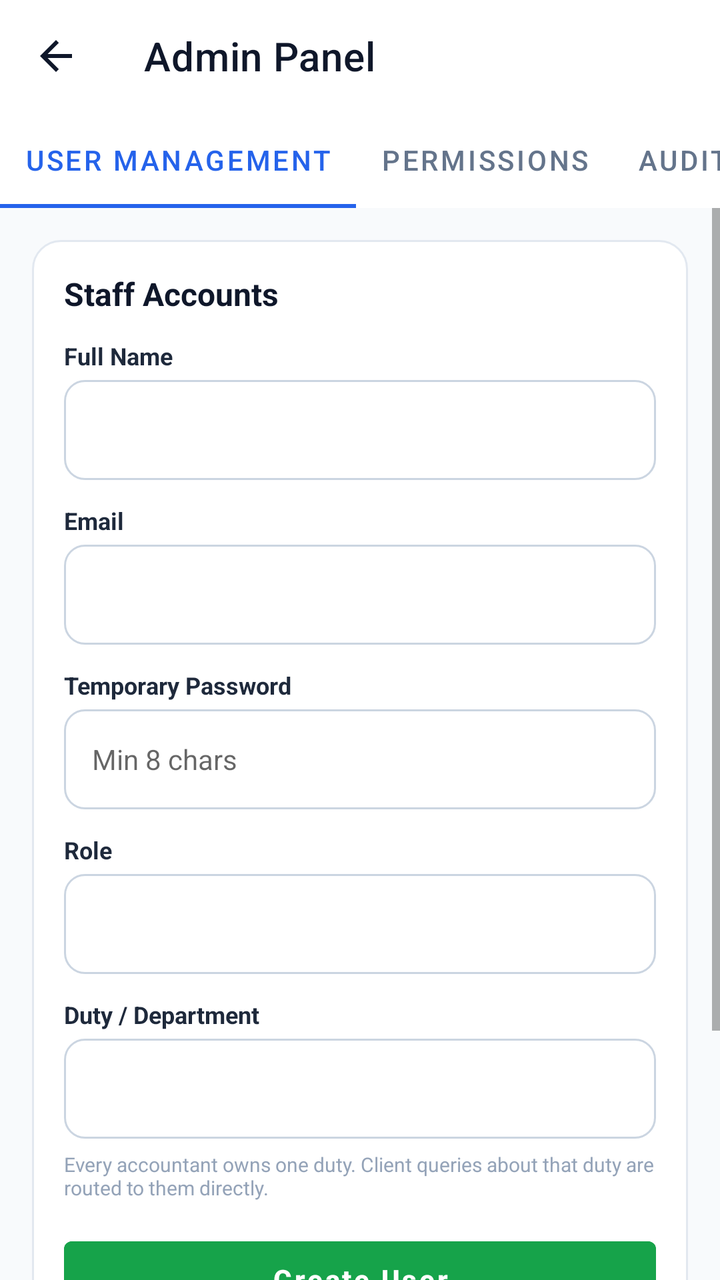
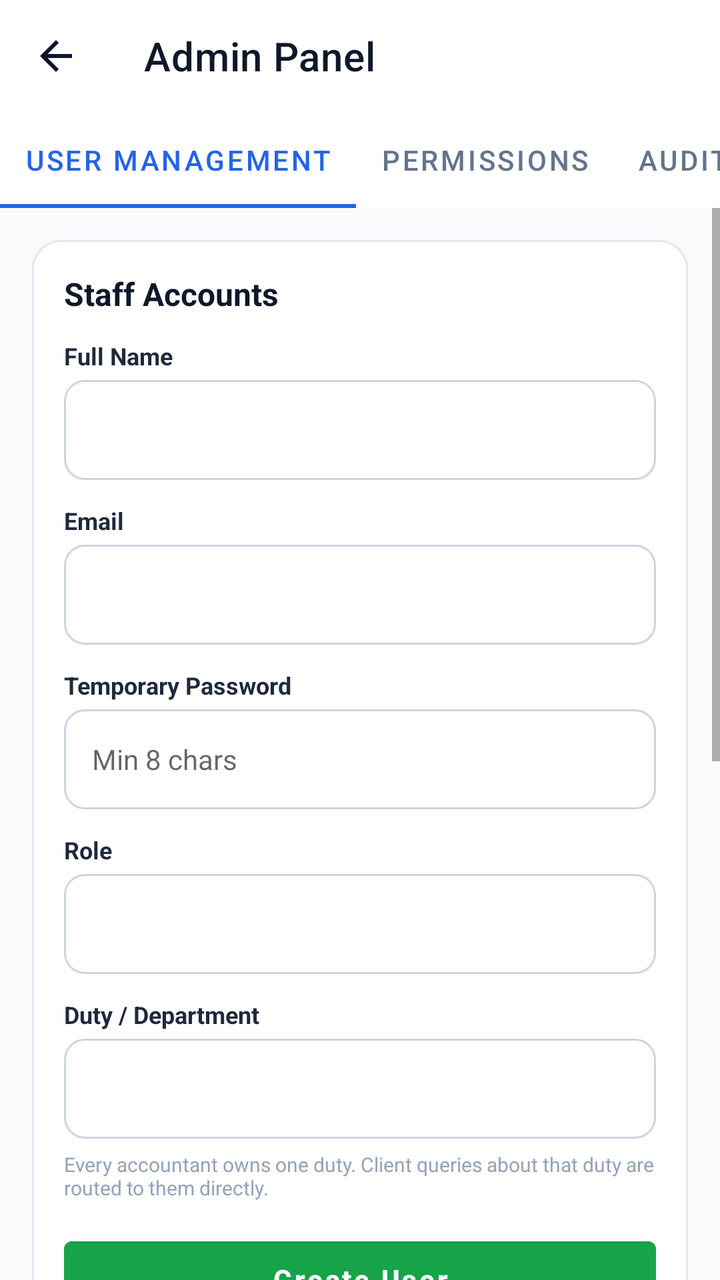

Screens rendered from an Android XML layout before and after an edit, with the pre-edit source and the edit as a unified diff.
<!-- AndroidManifest.xml: application theme Theme.ApexLedger -->
<!-- res/layout/activity_admin_panel.xml -->
<?xml version="1.0" encoding="utf-8"?>
<LinearLayout xmlns:android="http://schemas.android.com/apk/res/android"
    xmlns:app="http://schemas.android.com/apk/res-auto"
    android:layout_width="match_parent"
    android:layout_height="match_parent"
    android:orientation="vertical"
    android:background="@color/gray_50">

    <com.google.android.material.appbar.MaterialToolbar
        android:id="@+id/toolbar"
        android:layout_width="match_parent"
        android:layout_height="?attr/actionBarSize"
        android:background="@color/white"
        app:titleTextColor="@color/navy"
        app:navigationIcon="@drawable/ic_back_arrow"
        app:title="Admin Panel" />

    <com.google.android.material.tabs.TabLayout
        android:id="@+id/tabLayout"
        android:layout_width="match_parent"
        android:layout_height="wrap_content"
        android:background="@color/white"
        app:tabTextColor="@color/gray_500"
        app:tabSelectedTextColor="@color/primary"
        app:tabIndicatorColor="@color/primary"
        app:tabMode="scrollable">

        <com.google.android.material.tabs.TabItem
            android:layout_width="wrap_content"
            android:layout_height="wrap_content"
            android:text="User Management" />

        <com.google.android.material.tabs.TabItem
            android:layout_width="wrap_content"
            android:layout_height="wrap_content"
            android:text="Permissions" />

        <com.google.android.material.tabs.TabItem
            android:layout_width="wrap_content"
            android:layout_height="wrap_content"
            android:text="Audit Log" />

        <com.google.android.material.tabs.TabItem
            android:layout_width="wrap_content"
            android:layout_height="wrap_content"
            android:text="System Health" />

    </com.google.android.material.tabs.TabLayout>

    <ScrollView
        android:layout_width="match_parent"
        android:layout_height="match_parent">

        <FrameLayout
            android:layout_width="match_parent"
            android:layout_height="wrap_content">

            
            <LinearLayout
                android:id="@+id/sectionUserManagement"
                android:layout_width="match_parent"
                android:layout_height="wrap_content"
                android:orientation="vertical"
                android:padding="16dp"
                android:visibility="visible">

                <LinearLayout
                    android:layout_width="match_parent"
                    android:layout_height="wrap_content"
                    android:orientation="vertical"
                    android:background="@drawable/bg_card_stroke"
                    android:padding="16dp"
                    android:layout_marginBottom="16dp">

                    <TextView
                        android:layout_width="wrap_content"
                        android:layout_height="wrap_content"
                        android:text="Staff Accounts"
                        android:textColor="@color/navy"
                        android:textStyle="bold"
                        android:textSize="16sp"
                        android:layout_marginBottom="12dp" />

                    <TextView android:text="Full Name" android:textColor="@color/navy_700" android:textStyle="bold" android:textSize="12sp" android:layout_width="wrap_content" android:layout_height="wrap_content" />
                    <EditText
                        android:id="@+id/etStaffName"
                        android:layout_width="match_parent"
                        android:layout_height="50dp"
                        android:background="@drawable/bg_input_field"
                        android:paddingStart="14dp" android:paddingEnd="14dp"
                        android:textSize="14sp"
                        android:layout_marginTop="4dp" android:layout_marginBottom="12dp" />

                    <TextView android:text="Email" android:textColor="@color/navy_700" android:textStyle="bold" android:textSize="12sp" android:layout_width="wrap_content" android:layout_height="wrap_content" />
                    <EditText
                        android:id="@+id/etStaffEmail"
                        android:layout_width="match_parent"
                        android:layout_height="50dp"
                        android:background="@drawable/bg_input_field"
                        android:paddingStart="14dp" android:paddingEnd="14dp"
                        android:inputType="textEmailAddress"
                        android:textSize="14sp"
                        android:layout_marginTop="4dp" android:layout_marginBottom="12dp" />

                    <TextView android:text="Temporary Password" android:textColor="@color/navy_700" android:textStyle="bold" android:textSize="12sp" android:layout_width="wrap_content" android:layout_height="wrap_content" />
                    <EditText
                        android:id="@+id/etStaffPassword"
                        android:layout_width="match_parent"
                        android:layout_height="50dp"
                        android:background="@drawable/bg_input_field"
                        android:paddingStart="14dp" android:paddingEnd="14dp"
                        android:inputType="textPassword"
                        android:hint="Min 8 chars"
                        android:textSize="14sp"
                        android:layout_marginTop="4dp" android:layout_marginBottom="12dp" />

                    <TextView android:text="Role" android:textColor="@color/navy_700" android:textStyle="bold" android:textSize="12sp" android:layout_width="wrap_content" android:layout_height="wrap_content" />
                    <Spinner
                        android:id="@+id/spinnerRole"
                        android:layout_width="match_parent"
                        android:layout_height="50dp"
                        android:background="@drawable/bg_input_field"
                        android:layout_marginTop="4dp" android:layout_marginBottom="12dp" />

                    <TextView android:text="Duty / Department" android:textColor="@color/navy_700" android:textStyle="bold" android:textSize="12sp" android:layout_width="wrap_content" android:layout_height="wrap_content" />
                    <Spinner
                        android:id="@+id/spinnerDepartment"
                        android:layout_width="match_parent"
                        android:layout_height="50dp"
                        android:background="@drawable/bg_input_field"
                        android:layout_marginTop="4dp" android:layout_marginBottom="6dp" />

                    <TextView
                        android:layout_width="wrap_content"
                        android:layout_height="wrap_content"
                        android:text="Every accountant owns one duty. Client queries about that duty are routed to them directly."
                        android:textColor="@color/gray_400"
                        android:textSize="10sp"
                        android:layout_marginBottom="14dp" />

                    <com.google.android.material.button.MaterialButton
                        android:id="@+id/btnCreateStaff"
                        android:layout_width="match_parent"
                        android:layout_height="50dp"
                        android:text="Create User"
                        android:textAllCaps="false"
                        android:textStyle="bold"
                        android:backgroundTint="@color/success" />

                    <TextView
                        android:id="@+id/tvStatus"
                        android:layout_width="wrap_content"
                        android:layout_height="wrap_content"
                        android:layout_gravity="center_horizontal"
                        android:layout_marginTop="12dp"
                        android:textColor="@color/danger_dark"
                        android:textSize="13sp" />

                </LinearLayout>

                <LinearLayout
                    android:layout_width="match_parent"
                    android:layout_height="wrap_content"
                    android:orientation="vertical"
                    android:background="@drawable/bg_card_stroke"
                    android:padding="16dp">

                    <TextView
                        android:layout_width="wrap_content"
                        android:layout_height="wrap_content"
                        android:text="All Staff"
                        android:textColor="@color/navy"
                        android:textStyle="bold"
                        android:textSize="15sp"
                        android:layout_marginBottom="8dp" />

                    <androidx.recyclerview.widget.RecyclerView
                        android:id="@+id/rvStaff"
                        android:layout_width="match_parent"
                        android:layout_height="wrap_content"
                        android:nestedScrollingEnabled="false" />

                </LinearLayout>

            </LinearLayout>

            
            <LinearLayout
                android:id="@+id/sectionPermissions"
                android:layout_width="match_parent"
                android:layout_height="wrap_content"
                android:orientation="vertical"
                android:padding="16dp"
                android:visibility="gone">

                <LinearLayout
                    android:layout_width="match_parent"
                    android:layout_height="wrap_content"
                    android:orientation="vertical"
                    android:background="@drawable/bg_card_stroke"
                    android:padding="16dp">

                    <TextView
                        android:layout_width="wrap_content"
                        android:layout_height="wrap_content"
                        android:text="Permissions Matrix"
                        android:textColor="@color/navy"
                        android:textStyle="bold"
                        android:textSize="16sp"
                        android:layout_marginBottom="6dp" />

                    <TextView
                        android:layout_width="match_parent"
                        android:layout_height="wrap_content"
                        android:text="Role-based access control. Client queries route straight to the responsible accountant by duty — Admin is not a required step in that path."
                        android:textColor="@color/gray_500"
                        android:textSize="12sp"
                        android:layout_marginBottom="12dp" />

                    <androidx.recyclerview.widget.RecyclerView
                        android:id="@+id/rvPermissions"
                        android:layout_width="match_parent"
                        android:layout_height="wrap_content"
                        android:nestedScrollingEnabled="false" />

                </LinearLayout>

            </LinearLayout>

            
            <LinearLayout
                android:id="@+id/sectionAuditLog"
                android:layout_width="match_parent"
                android:layout_height="wrap_content"
                android:orientation="vertical"
                android:padding="16dp"
                android:visibility="gone">

                <LinearLayout
                    android:layout_width="match_parent"
                    android:layout_height="wrap_content"
                    android:orientation="vertical"
                    android:background="@drawable/bg_card_stroke"
                    android:padding="16dp">

                    <LinearLayout
                        android:layout_width="match_parent"
                        android:layout_height="wrap_content"
                        android:orientation="horizontal"
                        android:gravity="center_vertical"
                        android:layout_marginBottom="8dp">

                        <TextView
                            android:layout_width="0dp"
                            android:layout_weight="1"
                            android:layout_height="wrap_content"
                            android:text="Audit Log"
                            android:textColor="@color/navy"
                            android:textStyle="bold"
                            android:textSize="16sp" />

                        <TextView
                            android:layout_width="wrap_content"
                            android:layout_height="wrap_content"
                            android:text="Last 40 events"
                            android:textColor="@color/gray_400"
                            android:textSize="11sp" />
                    </LinearLayout>

                    <TextView
                        android:id="@+id/tvAuditEmptyState"
                        android:layout_width="match_parent"
                        android:layout_height="wrap_content"
                        android:text="No audit events recorded yet"
                        android:textColor="@color/gray_500"
                        android:textSize="13sp"
                        android:gravity="center"
                        android:padding="24dp"
                        android:visibility="gone" />

                    <androidx.recyclerview.widget.RecyclerView
                        android:id="@+id/rvAuditLog"
                        android:layout_width="match_parent"
                        android:layout_height="wrap_content"
                        android:nestedScrollingEnabled="false" />

                </LinearLayout>

            </LinearLayout>

            
            <LinearLayout
                android:id="@+id/sectionSystemHealth"
                android:layout_width="match_parent"
                android:layout_height="wrap_content"
                android:orientation="vertical"
                android:padding="16dp"
                android:visibility="gone">

                <LinearLayout
                    android:layout_width="match_parent"
                    android:layout_height="wrap_content"
                    android:orientation="horizontal">

                    <include layout="@layout/item_stat_card" android:id="@+id/statStorageUsed" />
                    <include layout="@layout/item_stat_card" android:id="@+id/statActiveClientsHealth" />
                </LinearLayout>

                <LinearLayout
                    android:layout_width="match_parent"
                    android:layout_height="wrap_content"
                    android:orientation="horizontal">

                    <include layout="@layout/item_stat_card" android:id="@+id/statActiveStaff" />
                    <include layout="@layout/item_stat_card" android:id="@+id/statDocsPending" />
                </LinearLayout>

                <LinearLayout
                    android:layout_width="match_parent"
                    android:layout_height="wrap_content"
                    android:orientation="horizontal">

                    <include layout="@layout/item_stat_card" android:id="@+id/statFailedLogins" />
                    <include layout="@layout/item_stat_card" android:id="@+id/statAuditEvents" />
                </LinearLayout>

                <LinearLayout
                    android:layout_width="match_parent"
                    android:layout_height="wrap_content"
                    android:orientation="vertical"
                    android:background="@drawable/bg_card_stroke"
                    android:padding="16dp"
                    android:layout_marginTop="12dp">

                    <TextView
                        android:layout_width="wrap_content"
                        android:layout_height="wrap_content"
                        android:text="Service Status"
                        android:textColor="@color/navy"
                        android:textStyle="bold"
                        android:textSize="16sp"
                        android:layout_marginBottom="10dp" />

                    <androidx.recyclerview.widget.RecyclerView
                        android:id="@+id/rvServiceStatus"
                        android:layout_width="match_parent"
                        android:layout_height="wrap_content"
                        android:nestedScrollingEnabled="false" />

                </LinearLayout>

            </LinearLayout>

        </FrameLayout>
    </ScrollView>

</LinearLayout>
<!-- res/layout/item_stat_card.xml (included above) -->
<?xml version="1.0" encoding="utf-8"?>
<LinearLayout xmlns:android="http://schemas.android.com/apk/res/android"
    android:layout_width="0dp"
    android:layout_height="wrap_content"
    android:layout_weight="1"
    android:layout_margin="6dp"
    android:orientation="horizontal"
    android:background="@drawable/bg_card_stroke">

    <View
        android:id="@+id/statAccentBar"
        android:layout_width="4dp"
        android:layout_height="match_parent"
        android:background="@color/primary" />

    <LinearLayout
        android:layout_width="0dp"
        android:layout_height="wrap_content"
        android:layout_weight="1"
        android:orientation="vertical"
        android:padding="14dp">

        <TextView
            android:id="@+id/tvStatLabel"
            android:layout_width="wrap_content"
            android:layout_height="wrap_content"
            android:text="Documents"
            android:textColor="@color/gray_500"
            android:textSize="12sp"
            android:textStyle="bold" />

        <TextView
            android:id="@+id/tvStatValue"
            android:layout_width="wrap_content"
            android:layout_height="wrap_content"
            android:text="0"
            android:textColor="@color/navy"
            android:textStyle="bold"
            android:textSize="24sp"
            android:layout_marginTop="4dp" />

    </LinearLayout>
</LinearLayout>
<!-- resources referenced by this layout -->
<resources>
  <color name="danger_dark">#DC2626</color>
  <color name="gray_400">#94A3B8</color>
  <color name="gray_50">#F8FAFC</color>
  <color name="gray_500">#64748B</color>
  <color name="navy">#0F172A</color>
  <color name="navy_700">#1E293B</color>
  <color name="primary">#2563EB</color>
  <color name="success">#16A34A</color>
  <color name="white">#FFFFFF</color>
  <!-- drawable bg_card_stroke (drawable) -->
  <?xml version="1.0" encoding="utf-8"?>
  <shape xmlns:android="http://schemas.android.com/apk/res/android" android:shape="rectangle">
      <corners android:radius="14dp" />
      <solid android:color="@color/white" />
      <stroke android:width="1dp" android:color="@color/gray_200" />
  </shape>
  <!-- drawable bg_input_field (drawable) -->
  <?xml version="1.0" encoding="utf-8"?>
  <shape xmlns:android="http://schemas.android.com/apk/res/android"
      android:shape="rectangle">
      <corners android:radius="10dp" />
      <solid android:color="@color/white" />
      <stroke android:width="1dp" android:color="@color/gray_300" />
  </shape>
  <!-- drawable ic_back_arrow (drawable) -->
  <vector xmlns:android="http://schemas.android.com/apk/res/android"
      android:width="24dp"
      android:height="24dp"
      android:viewportWidth="24"
      android:viewportHeight="24"
      android:tint="@color/navy">
      <path
          android:fillColor="@android:color/white"
          android:pathData="M20,11H7.83l5.59,-5.59L12,4l-8,8 8,8 1.41,-1.41L7.83,13H20v-2z"/>
  </vector>
  <style name="Theme.ApexLedger" parent="Theme.MaterialComponents.DayNight.NoActionBar">
          <item name="colorPrimary">@color/primary</item>
          <item name="colorPrimaryDark">@color/primary_dark</item>
          <item name="colorAccent">@color/success</item>
          <item name="android:windowBackground">@color/background</item>
          <item name="android:statusBarColor">@color/navy</item>
          <item name="android:navigationBarColor">@color/white</item>
      </style>
  <color name="gray_200">#E2E8F0</color>
  <color name="gray_300">#CBD5E1</color>
  <color name="primary_dark">#1D4ED8</color>
  <color name="background">@color/gray_50</color>
</resources>

<!-- the commit's change to res/layout/activity_admin_panel.xml (unified diff, before → after) -->
@@ -176,6 +176,66 @@
 
                     <androidx.recyclerview.widget.RecyclerView
                         android:id="@+id/rvStaff"
+                        android:layout_width="match_parent"
+                        android:layout_height="wrap_content"
+                        android:nestedScrollingEnabled="false" />
+
+                </LinearLayout>
+
+                <LinearLayout
+                    android:layout_width="match_parent"
+                    android:layout_height="wrap_content"
+                    android:orientation="vertical"
+                    android:background="@drawable/bg_card_stroke"
+                    android:padding="16dp"
+                    android:layout_marginTop="16dp">
+
+                    <TextView
+                        android:layout_width="wrap_content"
+                        android:layout_height="wrap_content"
+                        android:text="Assign Client to Accountant"
+                        android:textColor="@color/navy"
+                        android:textStyle="bold"
+                        android:textSize="16sp"
+                        android:layout_marginBottom="12dp" />
+
+                    <TextView android:text="Client" android:textColor="@color/navy_700" android:textStyle="bold" android:textSize="12sp" android:layout_width="wrap_content" android:layout_height="wrap_content" />
+                    <Spinner
+                        android:id="@+id/spinnerAssignClient"
+                        android:layout_width="match_parent"
+                        android:layout_height="50dp"
+                        android:background="@drawable/bg_input_field"
+                        android:layout_marginTop="4dp" android:layout_marginBottom="12dp" />
+
+                    <TextView android:text="Assign to Accountant" android:textColor="@color/navy_700" android:textStyle="bold" android:textSize="12sp" android:layout_width="wrap_content" android:layout_height="wrap_content" />
+                    <Spinner
+                        android:id="@+id/spinnerAssignAccountant"
+                        android:layout_width="match_parent"
+                        android:layout_height="50dp"
+                        android:background="@drawable/bg_input_field"
+                        android:layout_marginTop="4dp" android:layout_marginBottom="14dp" />
+
+                    <com.google.android.material.button.MaterialButton
+                        android:id="@+id/btnAssignClient"
+                        android:layout_width="match_parent"
+                        android:layout_height="50dp"
+                        android:text="Assign"
+                        android:textAllCaps="false"
+                        android:textStyle="bold"
+                        android:backgroundTint="@color/primary"
+                        android:layout_marginBottom="14dp" />
+
+                    <TextView
+                        android:layout_width="wrap_content"
+                        android:layout_height="wrap_content"
+                        android:text="All Clients"
+                        android:textColor="@color/navy"
+                        android:textStyle="bold"
+                        android:textSize="14sp"
+                        android:layout_marginBottom="8dp" />
+
+                    <androidx.recyclerview.widget.RecyclerView
+                        android:id="@+id/rvClients"
                         android:layout_width="match_parent"
                         android:layout_height="wrap_content"
                         android:nestedScrollingEnabled="false" />
